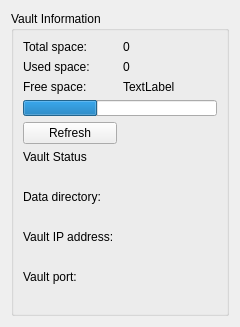
This is src/qt/ui/user_vault_info.ui in maidsafe-archive/MaidSafe-Encrypt as Qt 5 draws it before an edit. The edited form follows.
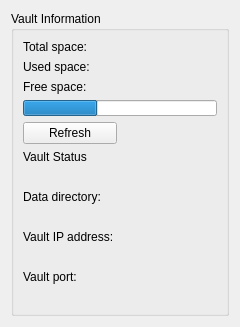
This is the edited form.

Patch:
```diff
--- a/src/qt/ui/user_vault_info.ui
+++ b/src/qt/ui/user_vault_info.ui
@@ -48,7 +48,7 @@
          </sizepolicy>
         </property>
         <property name="text">
-         <string>0</string>
+         <string/>
         </property>
        </widget>
       </item>
@@ -74,7 +74,7 @@
          </sizepolicy>
         </property>
         <property name="text">
-         <string>0</string>
+         <string/>
         </property>
        </widget>
       </item>
@@ -100,7 +100,7 @@
          </sizepolicy>
         </property>
         <property name="text">
-         <string>TextLabel</string>
+         <string/>
         </property>
        </widget>
       </item>
```
Left out of the diff: 2 changed lines with no effect on the pictures.
